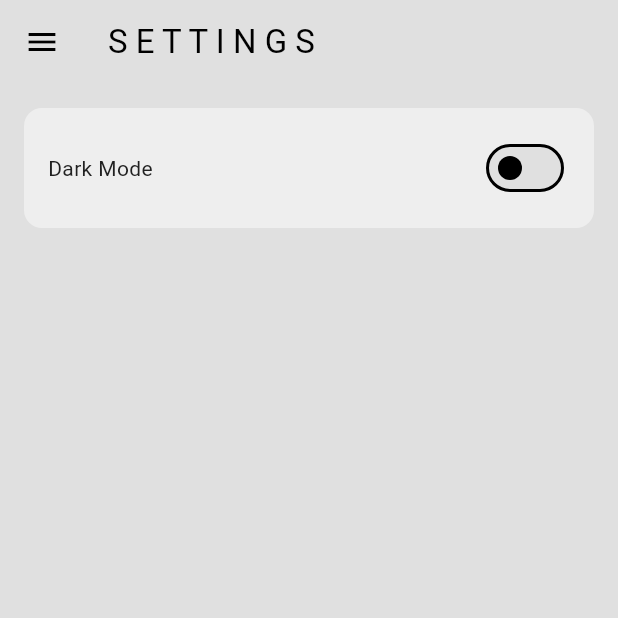
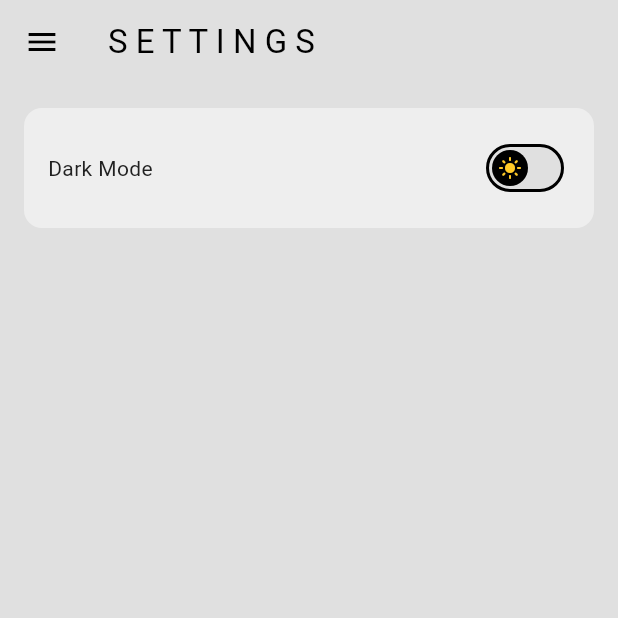
Before and after one commit to lok020/third_planet, a Flutter app: the screen it shows after launch, in the side drawer, after a tap on "S E T T I N G S", on a phone screen of 412 x 824 dp, the top half of it. Run offline on Flutter 3.47's test engine with Material 3 defaults, Android fonts, the phone set to English and light mode, and no system bars.

Commit message:
feature: add icon and color onto the setting switch

```diff
--- a/lib/pages/setting_page.dart
+++ b/lib/pages/setting_page.dart
@@ -27,6 +27,14 @@ class SettingPage extends StatelessWidget {
             onChanged: (value) {
               Provider.of<ThemeProvider>(context, listen: false).toggleTheme();
             },
+            thumbIcon: WidgetStateProperty.resolveWith<Icon?>(
+              (Set<WidgetState> states) {
+                final isDark = Provider.of<ThemeProvider>(context, listen: false).isDarkMode;
+                return isDark
+                    ? Icon(Icons.dark_mode, color: Colors.amber[100])
+                    : Icon(Icons.light_mode, color: Colors.amber[400]);
+              },
+            ),
           ),
         ],),
       )
```
